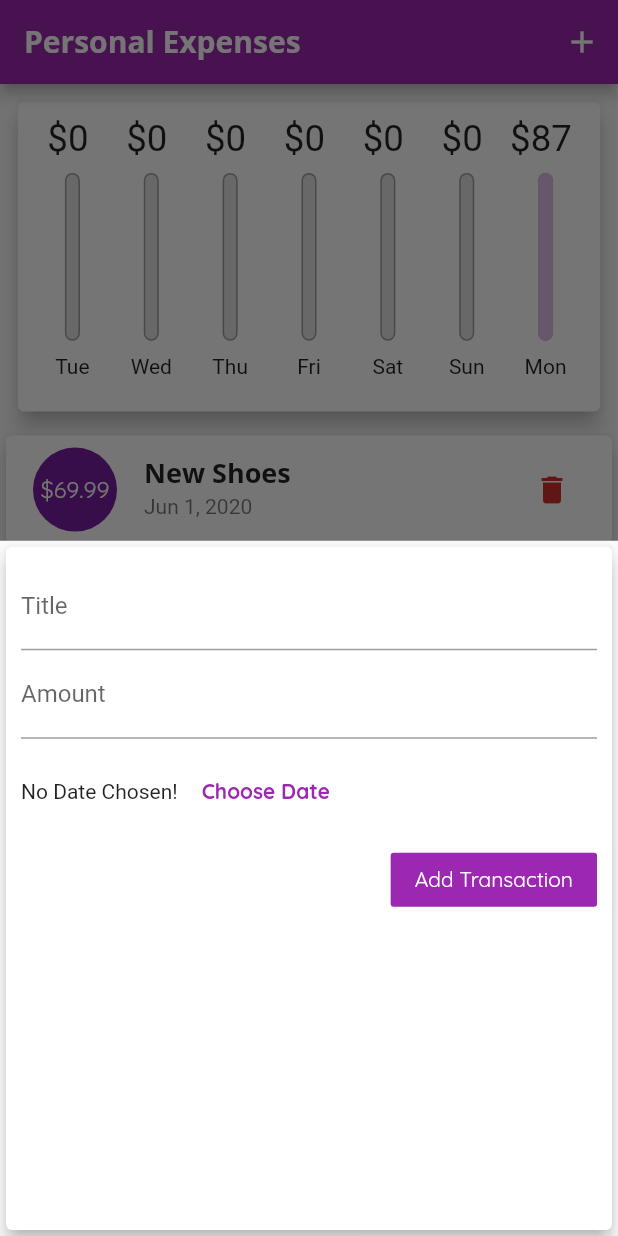
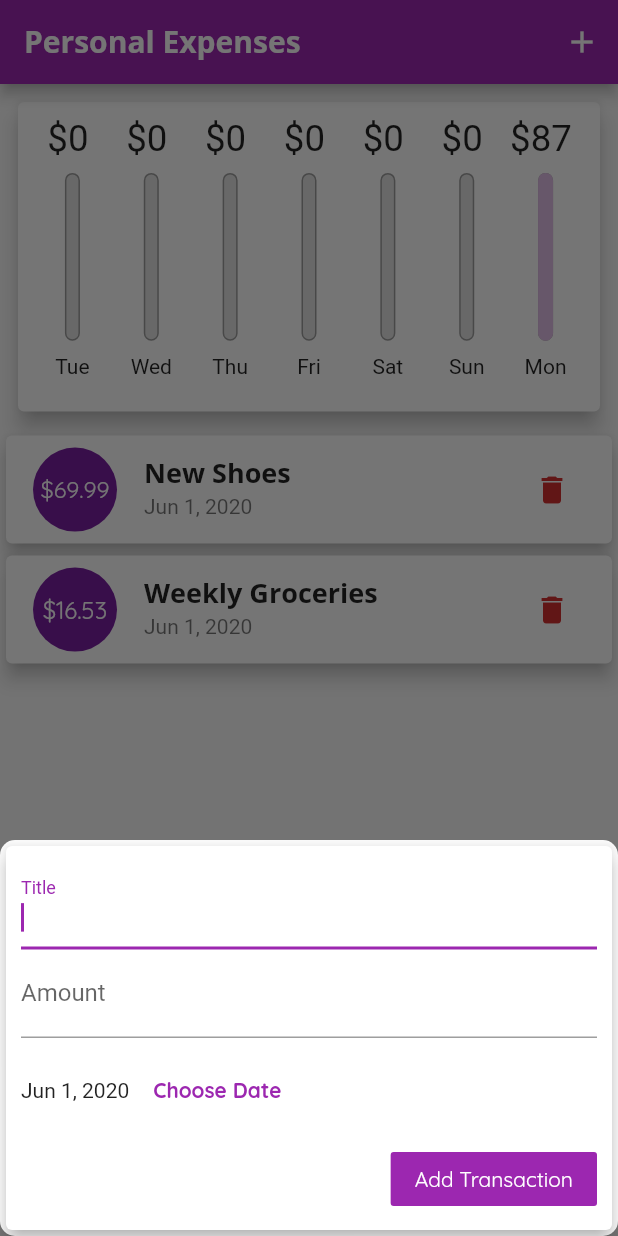
Before and after one commit to cyx977/expense_calculator, a Flutter app: the screen it shows after launch, after a tap on the "add" icon, on a phone screen of 412 x 824 dp. Run offline on Flutter 3.47's test engine with Material 2 defaults, Android fonts, the phone set to English and light mode, and no system bars; our stand-ins replace pdf; missing offline and left inert: flutter_full_pdf_viewer.

Commit message:
Keyboard responsive

```diff
--- a/lib/main.dart
+++ b/lib/main.dart
@@ -108,6 +108,10 @@
 
   void _startAddNewTransaction(BuildContext ctx) {
     showModalBottomSheet(
+      shape: RoundedRectangleBorder(
+        borderRadius: BorderRadius.circular(10),
+      ),
+      isScrollControlled: true,
       context: ctx,
       builder: (_) {
         return GestureDetector(
--- a/lib/widgets/new_transaction.dart
+++ b/lib/widgets/new_transaction.dart
@@ -13,7 +13,7 @@
 class _NewTransactionState extends State<NewTransaction> {
   final _titleController = TextEditingController();
   final _amountController = TextEditingController();
-  DateTime _selectedDate;
+  DateTime _selectedDate = DateTime.now();
 
   void _submitData() {
     final enteredTitle = _titleController.text;
@@ -56,16 +56,27 @@
 
   @override
   Widget build(BuildContext context) {
-    return Card(
+    return SingleChildScrollView(
+      child: Card(
         elevation: 5,
         child: Container(
-        padding: EdgeInsets.all(10),
+          // Responsive Keyboard Layout
+          padding: EdgeInsets.only(
+            bottom: MediaQuery.of(context).viewInsets.bottom + 10,
+            left: 10,
+            right: 10,
+            top: 10,
+          ),
           child: Column(
+            mainAxisSize: MainAxisSize.min,
             crossAxisAlignment: CrossAxisAlignment.end,
             children: <Widget>[
               TextField(
+                autofocus: true,
                 decoration: InputDecoration(labelText: 'Title'),
                 controller: _titleController,
+                keyboardType: TextInputType.datetime,
+
                 // onChanged: (val) {
                 //   titleInput = val;
                 // },
@@ -103,6 +114,7 @@
             ],
           ),
         ),
+      ),
     );
   }
 }
```
Lines whose indentation alone changed are shown as unchanged.
